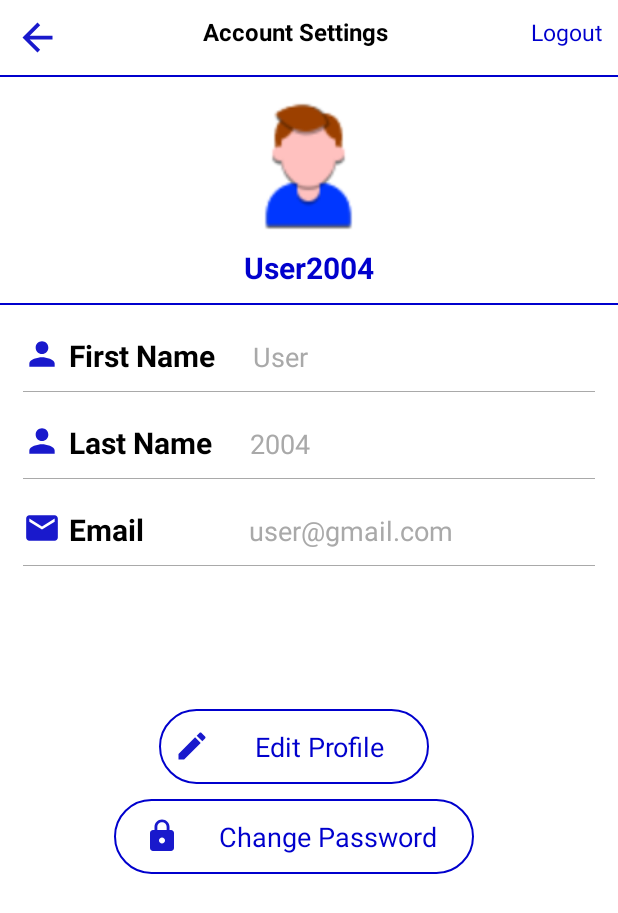
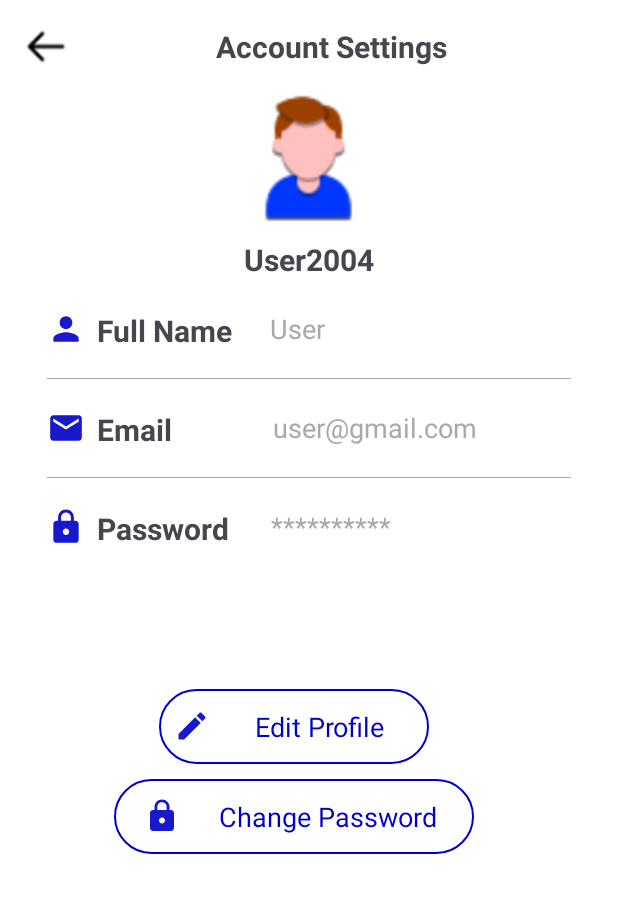
Before and after one commit to lethanhtuan04/LayoutGiay1, an Android app: the ProfileActivity screen opened directly, with no data from a screen before it, on a phone screen of 412 x 824 dp. Shown: the top 913 px of the screen. Run offline under Robolectric (Android 15) with nearby library versions, the phone set to English and light mode, and no system bars.

Commit message:
ui sua lai met vcl

```diff
--- a/app/build.gradle.kts
+++ b/app/build.gradle.kts
@@ -33,6 +33,7 @@ dependencies {
     implementation("androidx.appcompat:appcompat:1.6.1")
     implementation("com.google.android.material:material:1.11.0")
     implementation("androidx.constraintlayout:constraintlayout:2.1.4")
+    implementation("com.google.android.gms:play-services-maps:18.2.0")
     testImplementation("junit:junit:4.13.2")
     androidTestImplementation("androidx.test.ext:junit:1.1.5")
     androidTestImplementation("androidx.test.espresso:espresso-core:3.5.1")
--- a/app/src/main/AndroidManifest.xml
+++ b/app/src/main/AndroidManifest.xml
@@ -14,14 +14,16 @@
         android:usesCleartextTraffic="true"
         tools:targetApi="31">
         <activity
-            android:name=".ProfilePractice"
-
+            android:name=".ProfileActivity"
             android:exported="true" />
         <activity
             android:name=".CartActivity"
-            android:exported="false" />
+            android:exported="true" />
         <activity
             android:name=".RegisterActivity"
+            android:exported="true" />
+        <activity
+            android:name=".DetailProActivity"
             android:exported="true" />
         <activity
             android:name=".LoginActivity"
--- a/app/src/main/java/com/example/myapplication/ProfilePractice.java
+++ b/app/src/main/java/com/example/myapplication/ProfileActivity.java
@@ -4,7 +4,7 @@ import androidx.appcompat.app.AppCompatActivity;
 
 import android.os.Bundle;
 
-public class ProfilePractice extends AppCompatActivity {
+public class ProfileActivity extends AppCompatActivity {
 
     @Override
     protected void onCreate(Bundle savedInstanceState) {
--- a/app/src/main/res/color/color_bottom_menu.xml
+++ b/app/src/main/res/color/color_bottom_menu.xml
@@ -1,5 +1,5 @@
 <?xml version="1.0" encoding="utf-8"?>
 <selector xmlns:android="http://schemas.android.com/apk/res/android">
-<!--    <item android:color="@color/Xam" android:state_checked="false"/>-->
+    <item android:color="@color/Xam" android:state_checked="false"/>
     <item android:color="@color/main_blue" android:state_checked="true"/>
 </selector>
--- /dev/null
+++ b/app/src/main/res/drawable/round_images.xml
@@ -0,0 +1,6 @@
+<?xml version="1.0" encoding="utf-8"?>
+<shape xmlns:android="http://schemas.android.com/apk/res/android"
+    android:shape="rectangle">
+    <solid android:color="@color/Lightgray"/>
+    <corners android:radius="4dp"/>
+</shape>
--- /dev/null
+++ b/app/src/main/res/drawable/round_lightgray_inmycart.xml
@@ -0,0 +1,6 @@
+<?xml version="1.0" encoding="utf-8"?>
+<shape xmlns:android="http://schemas.android.com/apk/res/android"
+    android:shape="rectangle">
+    <solid android:color="@color/Lightgray"/>
+    <corners android:radius="6dp"/>
+</shape>
--- a/app/src/main/res/layout/activity_profile_practice.xml
+++ b/app/src/main/res/layout/activity_profile_practice.xml
@@ -3,11 +3,34 @@
     xmlns:tools="http://schemas.android.com/tools"
     android:layout_width="match_parent"
     android:layout_height="match_parent"
+   android:paddingRight="16dp"
+    android:paddingLeft="16dp"
+    android:paddingTop="16dp"
     android:orientation="vertical"
-    android:background="#fff"
-    tools:context=".ProfilePractice">
+    android:background="@color/white"
+    tools:context=".ProfileActivity">
 
-    <include layout="@layout/toolbar"/>
+    <LinearLayout
+        android:layout_width="match_parent"
+        android:layout_height="wrap_content"
+        android:id="@+id/linear_ll"
+        android:orientation="horizontal">
+
+        <ImageView
+            android:layout_width="wrap_content"
+            android:layout_height="30dp"
+            android:src="@drawable/ic_back" />
+
+        <TextView
+            android:layout_width="match_parent"
+            android:layout_height="30dp"
+            android:layout_weight="1"
+            android:gravity="center"
+            android:text="Account Settings"
+            android:textSize="20sp"
+            android:textStyle="bold" />
+    </LinearLayout>
+
     <LinearLayout
         android:layout_width="match_parent"
         android:layout_height="wrap_content"
@@ -23,85 +46,50 @@
             android:layout_width="wrap_content"
             android:layout_height="wrap_content"
             android:text="User2004"
-            android:textColor="#0000CD"
             android:textSize="20dp"
             android:layout_marginTop="8dp"
             android:layout_gravity="center"
             android:textStyle="bold"/>
-        <View
-            android:layout_width="match_parent"
-            android:layout_height="1dp"
-            android:background="#0000CD"
-            android:layout_marginTop="10dp"/>
 
-    </LinearLayout>
-    <LinearLayout
-        android:layout_width="match_parent"
-        android:layout_height="wrap_content"
-        android:orientation="horizontal"
-        android:paddingLeft="15dp"
-        android:paddingRight="15dp"
-        android:layout_marginTop="20dp">
-        <ImageView
-            android:layout_width="25dp"
-            android:layout_height="25dp"
-            android:src="@drawable/ic_person_new"/>
-        <TextView
-            android:layout_width="wrap_content"
-            android:layout_height="wrap_content"
-            android:text="First Name"
-            android:textStyle="bold"
-            android:textColor="#000000 "
-            android:textSize="20sp"
-            android:layout_marginLeft="5dp"/>
-        <TextView
-            android:layout_width="wrap_content"
-            android:layout_height="wrap_content"
-            android:text="User"
-            android:layout_marginLeft="25dp"
-            android:textSize="18sp"
-            android:textColor="#A9A9A9  "/>
-    </LinearLayout>
-    <View
-        android:layout_width="match_parent"
-        android:layout_height="0.5dp"
-        android:background="#A9A9A9  "
-        android:layout_marginTop="10dp"
-        android:layout_marginLeft="15dp"
-        android:layout_marginRight="15dp"/>
 
         <LinearLayout
             android:layout_width="match_parent"
             android:layout_height="wrap_content"
+            android:layout_marginTop="20dp"
             android:orientation="horizontal"
             android:paddingLeft="15dp"
-        android:paddingRight="15dp"
-        android:layout_marginTop="20dp">
+            android:paddingRight="15dp">
+
             <ImageView
                 android:layout_width="25dp"
                 android:layout_height="25dp"
-            android:src="@drawable/ic_person_new"/>
+                android:src="@drawable/ic_person_new" />
+
             <TextView
                 android:layout_width="wrap_content"
-            android:layout_height="wrap_content"
-            android:text="Last Name"
-            android:textStyle="bold"
-            android:textColor="#000000 "
-            android:textSize="20dp"
-            android:layout_marginLeft="5dp"/>
+                android:layout_height="25dp"
+                android:layout_marginLeft="8dp"
+                android:text="Full Name"
+                android:textSize="20sp"
+                android:textStyle="bold" />
+
             <TextView
+                android:layout_gravity="center"
                 android:layout_width="wrap_content"
                 android:layout_height="wrap_content"
-            android:text="2004"
                 android:layout_marginLeft="25dp"
-            android:textSize="18dp"
-            android:textColor="#A9A9A9  "/>
+                android:text="User"
+                android:textColor="#A9A9A9"
+                android:textSize="18sp" />
         </LinearLayout>
+
+    </LinearLayout>
+
     <View
         android:layout_width="match_parent"
-        android:layout_height="0.5dp"
-        android:background="#A9A9A9  "
-        android:layout_marginTop="10dp"
+        android:layout_height="0.6dp"
+        android:background="#A9A9A9"
+        android:layout_marginTop="20dp"
         android:layout_marginLeft="15dp"
         android:layout_marginRight="15dp"/>
 
@@ -118,28 +106,58 @@
             android:src="@drawable/ic_email"/>
         <TextView
             android:layout_width="wrap_content"
-            android:layout_height="wrap_content"
+            android:layout_height="25dp"
             android:text="Email"
             android:textStyle="bold"
-            android:textColor="#000000 "
             android:textSize="20dp"
-            android:layout_marginLeft="5dp"/>
+            android:layout_marginLeft="8dp"/>
+        <TextView
+            android:layout_gravity="center"
+            android:layout_width="wrap_content"
+            android:layout_height="25dp"
+            android:text="user@gmail.com"
+            android:layout_marginLeft="67dp"
+            android:textSize="18sp"
+            android:textColor="#A9A9A9  "/>
+
+    </LinearLayout>
+
+    <View
+        android:layout_width="match_parent"
+        android:layout_height="0.6dp"
+        android:layout_marginLeft="15dp"
+        android:layout_marginTop="20dp"
+        android:layout_marginRight="15dp"
+        android:background="#A9A9A9" />
+
+    <LinearLayout
+        android:layout_width="match_parent"
+        android:layout_height="wrap_content"
+        android:orientation="horizontal"
+        android:paddingLeft="15dp"
+        android:paddingRight="15dp"
+        android:layout_marginTop="20dp">
+        <ImageView
+            android:layout_width="25dp"
+            android:layout_height="25dp"
+            android:src="@drawable/ic_lock"/>
         <TextView
             android:layout_width="wrap_content"
-            android:layout_height="wrap_content"
-            android:text="user@gmail.com"
-            android:layout_marginLeft="70dp"
+            android:layout_height="25dp"
+            android:text="Password"
+            android:textStyle="bold"
+            android:textSize="20dp"
+            android:layout_marginLeft="8dp"/>
+        <TextView
+            android:layout_gravity="center"
+            android:layout_width="wrap_content"
+            android:layout_height="25dp"
+            android:text="**********"
+            android:layout_marginLeft="28dp"
             android:textSize="18sp"
             android:textColor="#A9A9A9  "/>
     </LinearLayout>
 
-    <View
-        android:layout_width="match_parent"
-        android:layout_height="0.5dp"
-        android:background="#A9A9A9  "
-        android:layout_marginTop="10dp"
-        android:layout_marginLeft="15dp"
-        android:layout_marginRight="15dp"/>
 
     <LinearLayout
         android:layout_width="match_parent"
--- a/app/src/main/res/layout/activity_register.xml
+++ b/app/src/main/res/layout/activity_register.xml
@@ -12,7 +12,7 @@
         android:id="@+id/textView"
         android:layout_width="wrap_content"
         android:layout_height="wrap_content"
-        android:layout_marginTop="124dp"
+        android:layout_marginTop="110dp"
         android:gravity="center"
         android:text="Sign Up"
         android:textColor="#000"
--- a/app/src/main/res/layout/toolbar.xml
+++ /dev/null
@@ -1,43 +0,0 @@
-<?xml version="1.0" encoding="utf-8"?>
-<RelativeLayout xmlns:android="http://schemas.android.com/apk/res/android"
-    android:orientation="vertical"
-    android:layout_width="match_parent"
-    android:layout_height="wrap_content">
-    <LinearLayout
-        android:layout_width="match_parent"
-        android:layout_height="wrap_content"
-        android:padding="10dp"
-        android:id="@+id/linear_ll"
-        android:orientation="horizontal">
-
-        <ImageView
-            android:layout_width="30dp"
-            android:layout_height="30dp"
-            android:src="@drawable/ic_arrow_back_new" />
-
-        <TextView
-            android:layout_weight="1"
-            android:layout_width="0dp"
-            android:layout_height="wrap_content"
-            android:text="Account Settings"
-            android:textSize="16dp"
-            android:textStyle="bold"
-            android:textColor="	#000000  "
-            android:gravity="center"/>
-        <TextView
-            android:layout_width="wrap_content"
-            android:layout_height="wrap_content"
-            android:text="Logout"
-            android:textColor="#0000CD"
-            android:textSize="15dp"/>
-
-    </LinearLayout>
-    <View
-        android:layout_width="match_parent"
-        android:layout_height="1dp"
-        android:background="#0000CD"
-        android:layout_below="@id/linear_ll"
-        android:paddingRight="8dp"
-        android:paddingLeft="8dp"/>
-
-</RelativeLayout>
```
Also changed, not shown: app/src/main/res/layout/activity_cart.xml (+61 -22 lines), app/src/main/res/layout/activity_detail_pro.xml (+163 -111 lines), app/src/main/res/layout/activity_login.xml (+8 -67 lines), app/src/main/res/layout/activity_main.xml (+11 -2 lines), app/src/main/res/values/colors.xml (+4 -4 lines), app/src/main/res/drawable/ic_arrow.png (deleted), app/src/main/res/drawable/ic_star.png (added), app/src/main/res/drawable/icons_back.png (deleted), app/src/main/res/drawable/icons_share.png (deleted). Lines whose indentation alone changed are shown as unchanged.
